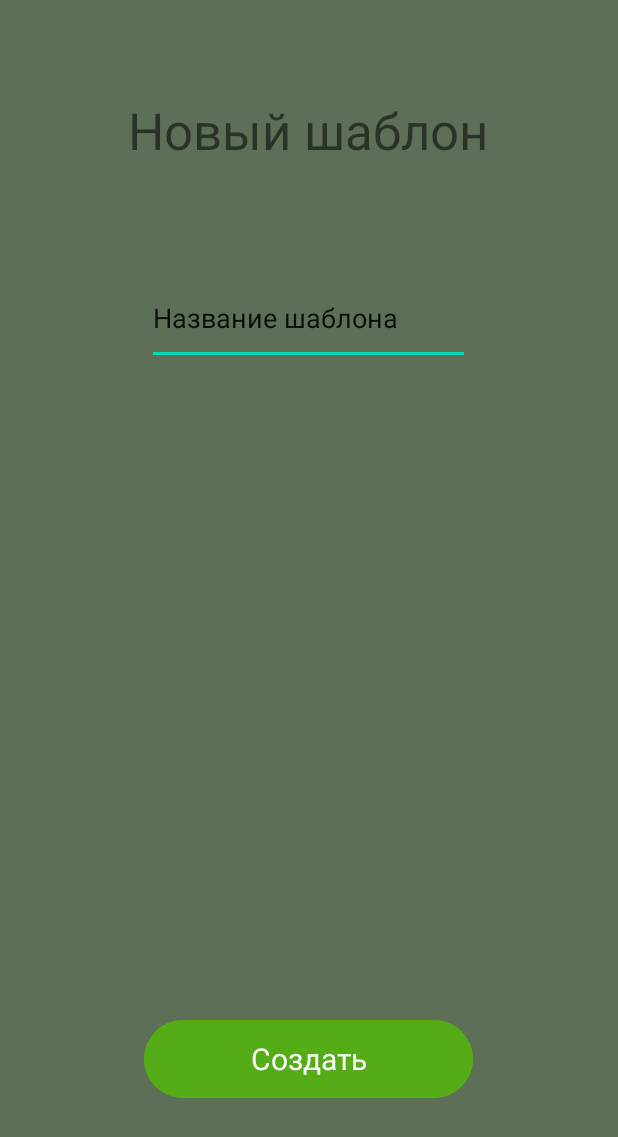
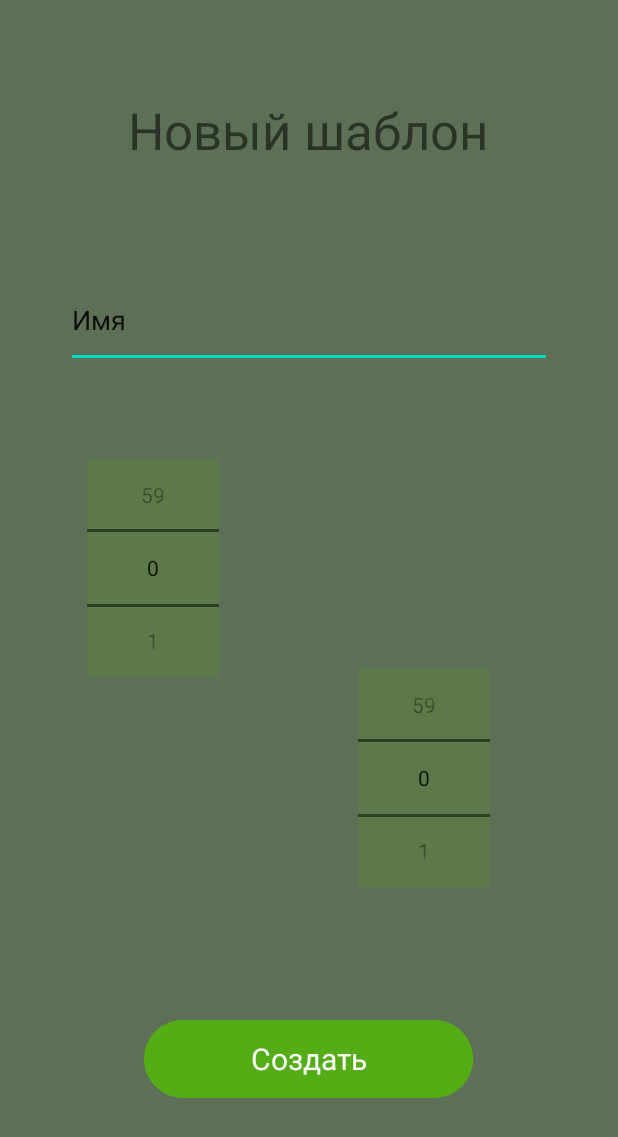
Before and after one commit to lidocaineoff/tp4, an Android app: the screen it shows after launch (NewShablon_5), after a tap on "НОВЫЙ ШАБЛОН", on a phone screen of 412 x 824 dp. Shown: the top 1137 px of the screen. Run offline under Robolectric (Android 15) with nearby library versions, the light colour scheme and no system bars.

Commit message:
prochitayte comment v classe NewShablon_5 tr tr tr

```diff
--- a/app/src/main/java/com/example/timelime/Global.java
+++ b/app/src/main/java/com/example/timelime/Global.java
@@ -2,5 +2,7 @@ package com.example.timelime;
 
 public class Global {
     public static long startWork = 0;
-    public static int relax = 0;
+    public static long relax = 0;
+    public static long newTimeS = 0;
+    public static long newTimeR = 0;
 }
--- a/app/src/main/java/com/example/timelime/Home_4.java
+++ b/app/src/main/java/com/example/timelime/Home_4.java
@@ -18,8 +18,10 @@ public class Home_4 extends AppCompatActivity {
 
 
     //переход в новое окно
-    public void startNewActivity(View v){
+    public void newShablon(View v){
         Intent intent = new Intent(this, NewShablon_5.class);
+        Global.startWork = 0;
+        Global.relax = 0;
         startActivity(intent);
     }
 
@@ -30,4 +32,11 @@ public class Home_4 extends AppCompatActivity {
         Global.relax = 10000;
         startActivity(intent);
     }
+
+    public void newTimer(View v){
+        Intent intent = new Intent(this, Timer_6.class);
+        Global.startWork = Global.newTimeS;
+        Global.relax = Global.newTimeR;
+        startActivity(intent);
+    }
 }
--- a/app/src/main/java/com/example/timelime/NewShablon_5.java
+++ b/app/src/main/java/com/example/timelime/NewShablon_5.java
@@ -2,7 +2,31 @@ package com.example.timelime;
 
 import androidx.appcompat.app.AppCompatActivity;
 
+import android.content.Intent;
 import android.os.Bundle;
+import android.view.View;
+import android.widget.NumberPicker;
+
+/*
+короче. у нас на 5 окне есть два выбора тр тр . Для часа и для минут.
+Но мы не предусмотрели выбор лоя перерыва. У нас есть выбор только для время работы.
+И по сути мы в окне 6-таймер используем тоже только одно время - минуты(милисекунды)
+Поэтому я предлагаю оставить два тр тр для выбора скок минут будет работа и скок минут будет перерыв.
+Только я не знаю как сделать по красоте и по удобствву.
+Но два тр тр я сделала. Только не очень тогда получиться, если так будет выглядеть...
+
+Ещё предлагаю немного отредачить свой шаблон.......... надо обсудить. ибо я пока не знаю как реализовывать появившиеся шаблоны. Максимум ток один шаблон.
+
+В окне-4 я создала внизу кнопку. Как работает код.
+Нажимая на помодоро - всё рабтает по шаблону и ничего не меняется.
+Нажимая на кнопку создать шаблон выходит окно-5 =>
+Там мы настраиваем время и это время сахряняется в нижней кнопке в окне-4.
+Если мы нажмем на неё, то откроется окно-6 таймера с теми секундами, которые мы сами задовали.
+
+!!! предупреждаю!!!
+в тр тр.... путь там и стоит от 0 до 59. но это подразумеваются секунды.
+потом как таймер настроим - надеюсь получиться сделать как минуты
+ */
 
 public class NewShablon_5 extends AppCompatActivity {
 
@@ -11,6 +35,42 @@ public class NewShablon_5 extends AppCompatActivity {
         super.onCreate(savedInstanceState);
         setContentView(R.layout.activity_new_shablon5);
 
+        NumberPicker numberPickerStart = findViewById(R.id.timePickerWork);
+        numberPickerStart.setMinValue(0);
+        numberPickerStart.setMaxValue(59);
+
+        NumberPicker numberPickerRelax = findViewById(R.id.timePickerRelax);
+        numberPickerRelax.setMinValue(0);
+        numberPickerRelax.setMaxValue(59);
+
+
+
+
+        //сохраняет значения тр тр для старта
+        numberPickerStart.setOnValueChangedListener(new NumberPicker.OnValueChangeListener() {
+            @Override
+            public void onValueChange(NumberPicker numberPicker, int i, int i1) {
+                long start = numberPickerStart.getValue();
+                Global.newTimeS = start*1000;
+            }
+        });
+
+
+        //сохраняет значения тр тр для релакска
+        numberPickerRelax.setOnValueChangedListener(new NumberPicker.OnValueChangeListener() {
+            @Override
+            public void onValueChange(NumberPicker numberPicker, int i, int i1) {
+                long relax = numberPickerRelax.getValue();
+                Global.newTimeR = relax*10000;
+            }
+        });
+
 
     }
+
+    public void Sozdat(View v){
+        Intent intent = new Intent(this, Home_4.class);
+        startActivity(intent);
+    }
+
 }
--- a/app/src/main/res/layout/activity_new_shablon5.xml
+++ b/app/src/main/res/layout/activity_new_shablon5.xml
@@ -14,6 +14,7 @@
         android:layout_height="60dp"
         android:layout_marginBottom="88dp"
         android:backgroundTint="@color/button"
+        android:onClick="Sozdat"
         android:text="Создать"
         android:textSize="20sp"
         app:layout_constraintBottom_toBottomOf="parent"
@@ -35,18 +36,44 @@
 
     <EditText
         android:id="@+id/editTextTextPersonName"
-        android:layout_width="215dp"
-        android:layout_height="62dp"
+        android:layout_width="324dp"
+        android:layout_height="64dp"
         android:layout_marginTop="72dp"
         android:ems="10"
         android:inputType="textPersonName"
-        android:text="Название шаблона"
+        android:text="Имя"
         app:layout_constraintEnd_toEndOf="parent"
         app:layout_constraintHorizontal_bias="0.497"
         app:layout_constraintStart_toStartOf="parent"
         app:layout_constraintTop_toBottomOf="@+id/textView2" />
 
-<!--    <ImageButton-->
+    <NumberPicker
+        android:id="@+id/timePickerWork"
+        android:layout_width="88dp"
+        android:layout_height="145dp"
+        android:layout_margin="20dp"
+        android:background="@color/background_start"
+        app:layout_constraintBottom_toBottomOf="parent"
+        app:layout_constraintEnd_toEndOf="parent"
+        app:layout_constraintHorizontal_bias="0.133"
+        app:layout_constraintStart_toStartOf="parent"
+        app:layout_constraintTop_toTopOf="parent"
+        app:layout_constraintVertical_bias="0.448" />
+
+    <NumberPicker
+        android:id="@+id/timePickerRelax"
+        android:layout_width="88dp"
+        android:layout_height="145dp"
+        android:layout_margin="20dp"
+        android:background="@color/background_start"
+        app:layout_constraintBottom_toBottomOf="parent"
+        app:layout_constraintEnd_toEndOf="parent"
+        app:layout_constraintHorizontal_bias="0.77"
+        app:layout_constraintStart_toStartOf="parent"
+        app:layout_constraintTop_toTopOf="parent"
+        app:layout_constraintVertical_bias="0.667" />
+
+    <!--    <ImageButton-->
 <!--        android:id="@+id/imageButton"-->
 <!--        android:layout_width="79dp"-->
 <!--        android:layout_height="64dp"-->
--- a/app/src/main/res/layout/activity_timer6.xml
+++ b/app/src/main/res/layout/activity_timer6.xml
@@ -87,7 +87,7 @@
         android:layout_centerHorizontal="true"
         android:layout_marginTop="40dp"
         android:fontFamily="@font/inter_light"
-        android:onClick="startNewActivity"
+        android:onClick="zavershit"
         android:text="@string/Завершить"
         android:textColor="#9CCD94"
         android:textSize="20sp" />
--- a/app/src/main/res/values-night/themes.xml
+++ b/app/src/main/res/values-night/themes.xml
@@ -10,7 +10,8 @@
         <item name="colorSecondaryVariant">@color/teal_200</item>
         <item name="colorOnSecondary">@color/black</item>
         <!-- Status bar color. -->
-        <item name="android:statusBarColor">?attr/colorPrimaryVariant</item>
+        <item name="android:statusBarColor">@color/background</item>
         <!-- Customize your theme here. -->
     </style>
+
 </resources>
--- a/app/src/main/res/values/themes.xml
+++ b/app/src/main/res/values/themes.xml
@@ -10,7 +10,8 @@
         <item name="colorSecondaryVariant">@color/teal_700</item>
         <item name="colorOnSecondary">@color/black</item>
         <!-- Status bar color. -->
-        <item name="android:statusBarColor">?attr/colorPrimaryVariant</item>
+        <item name="android:statusBarColor">@color/background</item>
         <!-- Customize your theme here. -->
     </style>
+
 </resources>
```
Also changed, not shown: app/src/main/java/com/example/timelime/Timer_6.java (+7 -14 lines), app/src/main/res/layout/activity_home4.xml (+13 -1 lines).
